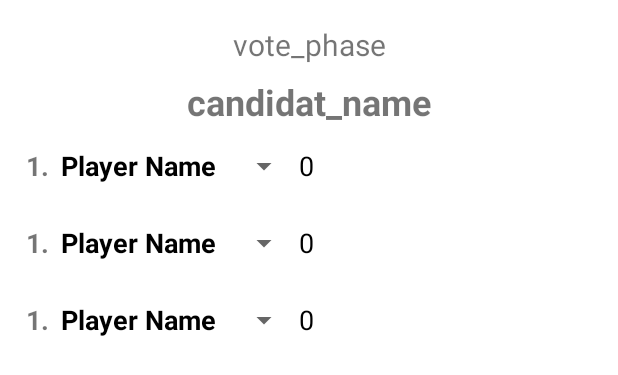
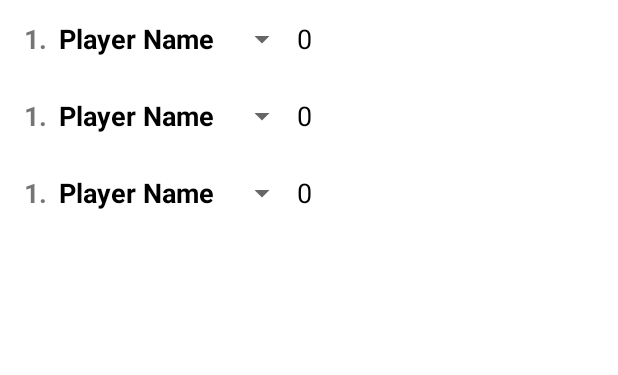
Before and after one commit to khodchenko/MafiaGame, an Android app: the layout fragment_voting.xml on its own in the app's theme, with its tools: preview values and no code run, on a phone screen of 412 x 824 dp. Shown: the top 375 px of the screen. Run offline under Robolectric (Android 15) with nearby library versions, the phone set to English and light mode, and no system bars.

Commit message:
fix Voting

```diff
--- a/app/src/main/res/layout/fragment_voting.xml
+++ b/app/src/main/res/layout/fragment_voting.xml
@@ -7,36 +7,13 @@
     tools:context=".ui.VotingFragment">
 
 
-    <TextView
-        android:id="@+id/tv_votePhase"
-        android:layout_width="wrap_content"
-        android:layout_height="wrap_content"
-        android:layout_marginTop="16dp"
-        android:text="vote_phase"
-        android:textSize="20sp"
+    <androidx.recyclerview.widget.RecyclerView
+        android:id="@+id/recyclerView_players"
+        android:layout_width="match_parent"
+        android:layout_height="match_parent"
+        app:layout_constraintBottom_toBottomOf="parent"
         app:layout_constraintEnd_toEndOf="parent"
         app:layout_constraintStart_toStartOf="parent"
-        app:layout_constraintTop_toTopOf="parent" />
-
-    <TextView
-        android:id="@+id/tv_candidatName"
-        android:layout_width="wrap_content"
-        android:layout_height="wrap_content"
-        android:layout_marginTop="8dp"
-        android:text="candidat_name"
-        android:textSize="24sp"
-        android:textStyle="bold"
-        app:layout_constraintEnd_toEndOf="parent"
-        app:layout_constraintStart_toStartOf="parent"
-        app:layout_constraintTop_toBottomOf="@+id/tv_votePhase" />
-
-    <androidx.recyclerview.widget.RecyclerView
-        android:id="@+id/recyclerView_players"
-        android:layout_width="409dp"
-        android:layout_height="681dp"
-        android:layout_marginTop="33dp"
-        app:layout_constraintEnd_toEndOf="parent"
-        app:layout_constraintStart_toStartOf="parent"
-        app:layout_constraintTop_toTopOf="@+id/tv_candidatName"
+        app:layout_constraintTop_toTopOf="parent"
         tools:listitem="@layout/item_player" />
 </androidx.constraintlayout.widget.ConstraintLayout>
```
Also changed, not shown: app/src/main/java/com/khodchenko/mafia/data/Game.kt (+34 -7 lines), app/src/main/java/com/khodchenko/mafia/data/VoteHelper.kt (+18 -8 lines), app/src/main/java/com/khodchenko/mafia/ui/DayFragment.kt (+21 -18 lines), app/src/main/java/com/khodchenko/mafia/ui/TimerFragment.kt (+19 -2 lines), app/src/main/java/com/khodchenko/mafia/ui/VotingFragment.kt (+8 -3 lines).
